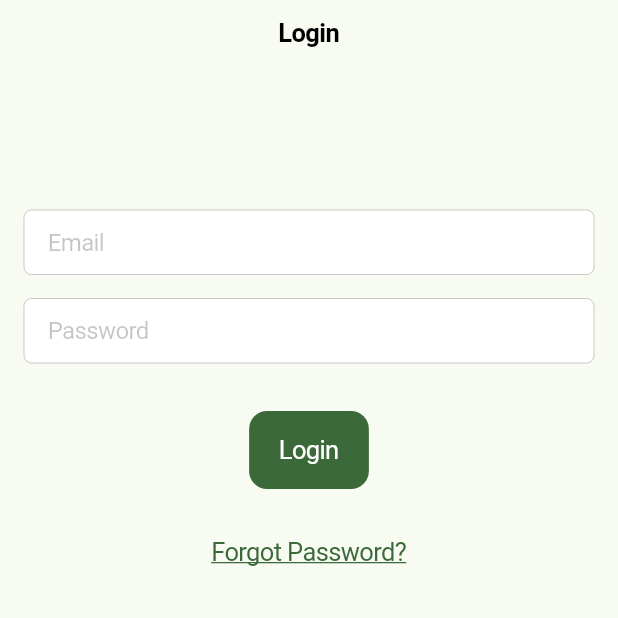
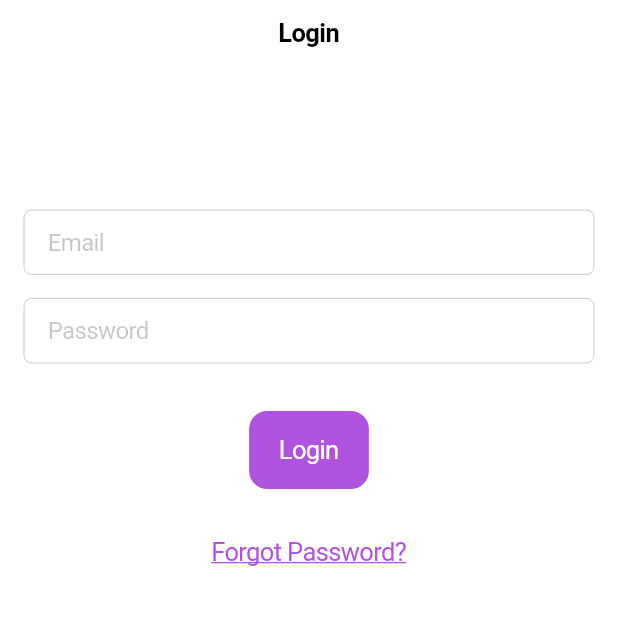
Before and after one commit to vrothenberg/OptiFit_FE, a Flutter app: the screen it shows after launch, on a phone screen of 412 x 824 dp, the top half of it. Run offline on Flutter 3.47's test engine with Material 3 defaults, Android fonts, the phone set to English and light mode, and no system bars; our stand-ins replace image_picker; accounts and stored records are empty.

Commit message:
Cupertino style

```diff
--- a/lib/main.dart
+++ b/lib/main.dart
@@ -1,5 +1,6 @@
-import 'package:flutter/material.dart';
+import 'package:flutter/cupertino.dart';
 import 'package:provider/provider.dart';
+import 'package:flutter/material.dart' show MaterialLocalizations, DefaultMaterialLocalizations;
 
 import 'screens/dashboard_page.dart';
 import 'screens/login/login_page.dart';
@@ -11,18 +12,27 @@ void main() {
 }
 
 class OptiFitApp extends StatelessWidget {
-  const OptiFitApp({Key? key}) : super(key: key);
+  const OptiFitApp({super.key});
 
   @override
   Widget build(BuildContext context) {
     return ChangeNotifierProvider(
       create: (context) => OptiFitAppState(),
-      child: MaterialApp(
+      child: CupertinoApp(
         title: 'OptiFit App',
-        theme: ThemeData(
-          useMaterial3: true,
-          colorScheme: ColorScheme.fromSeed(seedColor: Colors.green),
+        theme: CupertinoThemeData(
+          brightness: Brightness.light,
+          primaryColor: CupertinoColors.systemPurple,
         ),
+        localizationsDelegates: const [
+          DefaultCupertinoLocalizations.delegate,
+          DefaultMaterialLocalizations.delegate, // Add this
+          // GlobalMaterialLocalizations.delegate,  // Add this
+          DefaultWidgetsLocalizations.delegate,
+        ],
+        supportedLocales: const [
+          Locale('en', ''), // English
+        ],
         home: const MyHomePage(),
       ),
     );
@@ -44,7 +54,7 @@ class OptiFitAppState extends ChangeNotifier {
 }
 
 class MyHomePage extends StatefulWidget {
-  const MyHomePage({Key? key}) : super(key: key);
+  const MyHomePage({super.key});
 
   @override
   MyHomePageState createState() => MyHomePageState();
@@ -65,52 +75,59 @@ class MyHomePageState extends State<MyHomePage> {
     switch (selectedIndex) {
       case 0:
         page = const DashboardPage();
-        break;
       case 1:
         page = const NutritionLoggingPage();
-        break;
       case 2:
         page = const UserProfilePage();
-        break;
       default:
         throw UnimplementedError('no widget for \$selectedIndex');
     }
 
-    return Scaffold(
-      appBar: AppBar(
-        title: const Text('OptiFit'),
+    return CupertinoPageScaffold(
+      navigationBar: CupertinoNavigationBar(
+        middle: const Text('OptiFit'),
+        trailing: appState.isLoggedIn
+            ? CupertinoButton(
+                child: const Icon(CupertinoIcons.square_arrow_right),
+                onPressed: () {
+                  appState.logout();
+                  setState(() {
+                    selectedIndex = 0; // Reset to dashboard on logout
+                  });
+                })
+            : null,
       ),
-      body: Center(
-        child: page,
+      child: SafeArea(
+        // Use a Column to lay out the tab bar and the page content
+        child: Column(
+          children: [
+            Expanded(
+              child: page, // Your main page content
             ),
-        bottomNavigationBar: BottomNavigationBar(
-          type: BottomNavigationBarType.fixed,
-          items: <BottomNavigationBarItem>[
-          BottomNavigationBarItem(
-            icon: Icon(Icons.dashboard),
-            label: 'Dashboard',
-          ),
-          BottomNavigationBarItem(
-            icon: Icon(Icons.fitness_center),
-            label: 'Log Nutrition',
-          ),
-          BottomNavigationBarItem(
-            icon: Icon(Icons.person),
-            label: 'Profile',
-          ),
-          if (!appState.isLoggedIn)
-            BottomNavigationBarItem(
-              icon: Icon(Icons.login),
-              label: 'Login',
-            ),
-        ],
+            CupertinoTabBar( // Place CupertinoTabBar *inside* the child
               currentIndex: selectedIndex,
-        selectedItemColor: Colors.green[800],
               onTap: (index) {
                 setState(() {
                   selectedIndex = index;
                 });
               },
+              items: const <BottomNavigationBarItem>[
+                BottomNavigationBarItem(
+                  icon: Icon(CupertinoIcons.home),
+                  label: 'Dashboard',
+                ),
+                BottomNavigationBarItem(
+                  icon: Icon(CupertinoIcons.add_circled),
+                  label: 'Log Nutrition',
+                ),
+                BottomNavigationBarItem(
+                  icon: Icon(CupertinoIcons.person),
+                  label: 'Profile',
+                ),
+              ],
+            ),
+          ],
+        ),
       ),
     );
   }
--- a/lib/screens/dashboard_page.dart
+++ b/lib/screens/dashboard_page.dart
@@ -2,7 +2,7 @@ import 'package:flutter/cupertino.dart';
 import 'dart:async';
 
 class DashboardPage extends StatefulWidget {
-  const DashboardPage({Key? key}) : super(key: key);
+  const DashboardPage({super.key});
 
   @override
   _DashboardPageState createState() => _DashboardPageState();
--- a/lib/screens/login/login_page.dart
+++ b/lib/screens/login/login_page.dart
@@ -3,7 +3,7 @@ import 'package:provider/provider.dart';
 import '../../main.dart';
 
 class LoginPage extends StatefulWidget {
-  const LoginPage({Key? key}) : super(key: key);
+  const LoginPage({super.key});
 
   @override
   LoginPageState createState() => LoginPageState();
--- a/lib/screens/nutrition_logging_page.dart
+++ b/lib/screens/nutrition_logging_page.dart
@@ -25,7 +25,7 @@ class FoodLogEntry {
 }
 
 class NutritionLoggingPage extends StatefulWidget {
-  const NutritionLoggingPage({Key? key}) : super(key: key);
+  const NutritionLoggingPage({super.key});
 
   @override
   _NutritionLoggingPageState createState() => _NutritionLoggingPageState();
@@ -43,8 +43,8 @@ class _NutritionLoggingPageState extends State<NutritionLoggingPage> {
         middle: const Text('Log Meal'),
         trailing: CupertinoButton(
           padding: EdgeInsets.zero,
+          onPressed: _saveLogs,
           child: const Text('Save'),
-          onPressed: _saveLogs,
         ),
       ),
       child: SafeArea(
--- a/pubspec.yaml
+++ b/pubspec.yaml
@@ -34,7 +34,6 @@ dependencies:
   # The following adds the Cupertino Icons font to your application.
   # Use with the CupertinoIcons class for iOS style icons.
   cupertino_icons: ^1.0.8
-
   english_words: ^4.0.0
   provider: ^6.1.2
   image_picker: ^0.8.7+3
@@ -62,9 +61,8 @@ flutter:
   uses-material-design: true
 
   # To add assets to your application, add an assets section, like this:
-  # assets:
-  #   - images/a_dot_burr.jpeg
-  #   - images/a_dot_ham.jpeg
+  assets:
+    - assets/images/
 
   # An image asset can refer to one or more resolution-specific "variants", see
   # https://flutter.dev/to/resolution-aware-images
```
Also changed, not shown: lib/screens/user_profile_page.dart (+223 -136 lines), assets/images/profile-default.png (added), 1 other file. Lines whose indentation alone changed are shown as unchanged.
